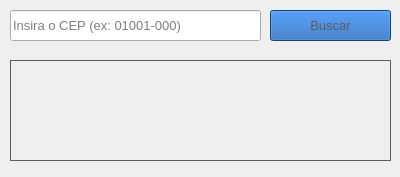
Qt form cep.ui (GiulianoVianna/ConsultaCEP) before a commit.
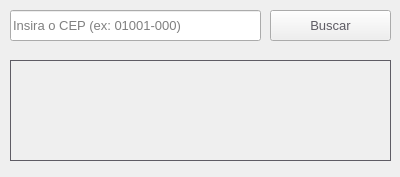
The same form after that commit.

```diff
--- a/cep.ui
+++ b/cep.ui
@@ -51,7 +51,7 @@
     </property>
     <property name="styleSheet">
      <string notr="true">color: rgb(94, 92, 100);
-background-color: rgb(26, 95, 180);</string>
+</string>
     </property>
     <property name="text">
      <string>Buscar</string>
```
